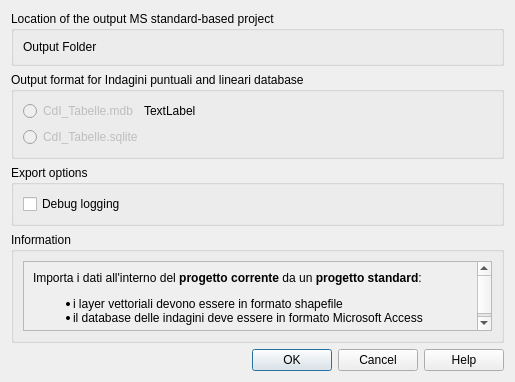
Qt form mzs_tools/gui/dlg_export_data.ui (CNR-IGAG/mzs-tools) before a commit.
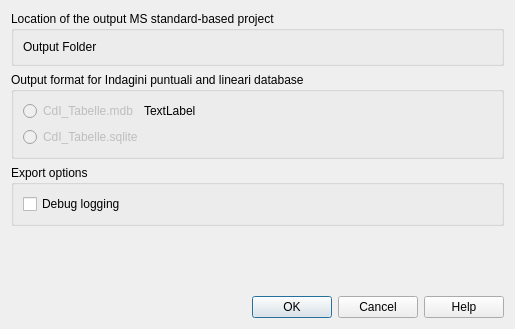
The same form after that commit. Custom widgets are drawn as their Qt base class.

The edit to the form file:
```diff
--- a/mzs_tools/gui/dlg_export_data.ui
+++ b/mzs_tools/gui/dlg_export_data.ui
@@ -7,7 +7,7 @@
     <x>0</x>
     <y>0</y>
     <width>515</width>
-    <height>376</height>
+    <height>329</height>
    </rect>
   </property>
   <property name="windowTitle">
@@ -106,53 +106,6 @@
      </layout>
     </widget>
    </item>
-   <item>
-    <widget class="QgsCollapsibleGroupBox" name="mGroupBox">
-     <property name="title">
-      <string>Information</string>
-     </property>
-     <property name="collapsed">
-      <bool>true</bool>
-     </property>
-     <layout class="QVBoxLayout" name="verticalLayout_5">
-      <item>
-       <widget class="QScrollArea" name="scrollArea">
-        <property name="widgetResizable">
-         <bool>true</bool>
-        </property>
-        <widget class="QWidget" name="scrollAreaWidgetContents">
-         <property name="geometry">
-          <rect>
-           <x>0</x>
-           <y>0</y>
-           <width>556</width>
-           <height>97</height>
-          </rect>
-         </property>
-         <layout class="QVBoxLayout" name="verticalLayout_2">
-          <item>
-           <widget class="QLabel" name="label_2">
-            <property name="text">
-             <string>&lt;html&gt;&lt;head/&gt;&lt;body&gt;&lt;p&gt;Importa i dati all'interno del &lt;span style=&quot; font-weight:600;&quot;&gt;progetto corrente&lt;/span&gt; da un &lt;span style=&quot; font-weight:600;&quot;&gt;progetto standard&lt;/span&gt;:&lt;/p&gt;&lt;ul style=&quot;margin-top: 0px; margin-bottom: 0px; margin-left: 0px; margin-right: 0px; -qt-list-indent: 1;&quot;&gt;&lt;li style=&quot; margin-top:12px; margin-bottom:0px; margin-left:0px; margin-right:0px; -qt-block-indent:0; text-indent:0px;&quot;&gt;i layer vettoriali devono essere in formato shapefile &lt;/li&gt;&lt;li style=&quot; margin-top:0px; margin-bottom:12px; margin-left:0px; margin-right:0px; -qt-block-indent:0; text-indent:0px;&quot;&gt;il database delle indagini deve essere in formato Microsoft Access&lt;/li&gt;&lt;/ul&gt;&lt;/body&gt;&lt;/html&gt;</string>
-            </property>
-            <property name="textFormat">
-             <enum>Qt::RichText</enum>
-            </property>
-            <property name="alignment">
-             <set>Qt::AlignLeading|Qt::AlignLeft|Qt::AlignTop</set>
-            </property>
-            <property name="wordWrap">
-             <bool>true</bool>
-            </property>
-           </widget>
-          </item>
-         </layout>
-        </widget>
-       </widget>
-      </item>
-     </layout>
-    </widget>
-   </item>
    <item>
     <spacer name="verticalSpacer">
      <property name="orientation">
@@ -179,12 +132,6 @@
   </layout>
  </widget>
  <customwidgets>
-  <customwidget>
-   <class>QgsCollapsibleGroupBox</class>
-   <extends>QGroupBox</extends>
-   <header>qgscollapsiblegroupbox.h</header>
-   <container>1</container>
-  </customwidget>
   <customwidget>
    <class>QgsFileWidget</class>
    <extends>QWidget</extends>
```
